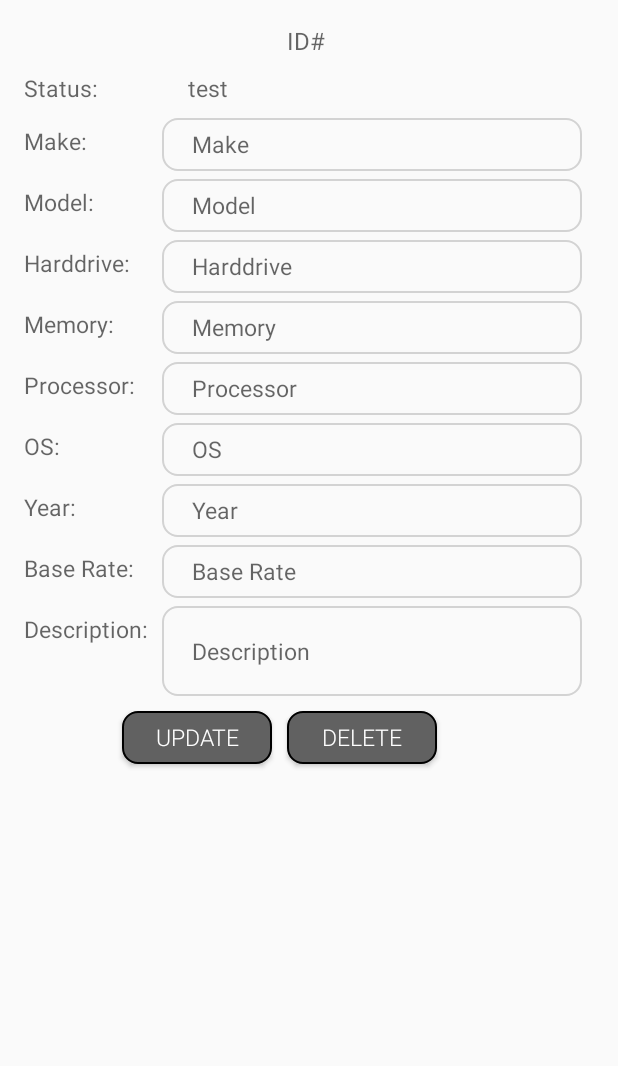
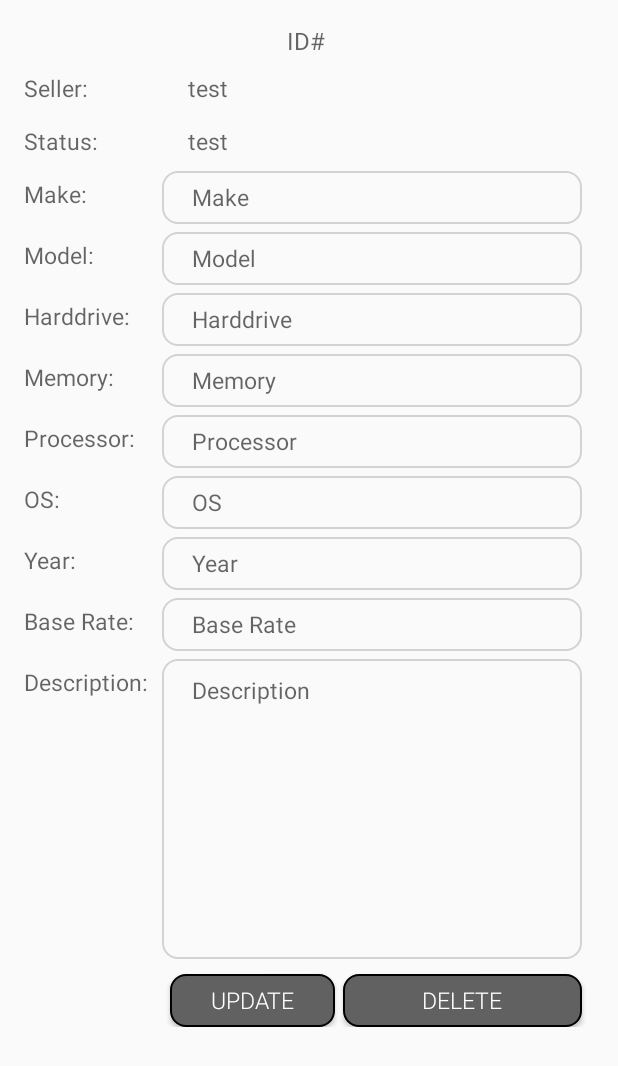
Before and after one commit to CMPUT301W16T06/TechNoLogic, an Android app: the layout activity_item_info.xml on its own in the app's theme, with its tools: preview values and no code run, on a phone screen of 412 x 824 dp. Shown: the top 1066 px of the screen. Run offline under Robolectric (Android 15) with nearby library versions, the phone set to English and light mode, and no system bars.

Commit message:
more UI changes and some other random stuff

```diff
--- a/src/app/src/main/java/ca/ualberta/cs/technologic/Activities/MyItems.java
+++ b/src/app/src/main/java/ca/ualberta/cs/technologic/Activities/MyItems.java
@@ -59,8 +59,8 @@ public class MyItems extends ActionBarActivity {
         // Load the latest tweets (in a new thread, because of networkonmainthread stuff...
         Thread thread = new Thread(new Runnable() {
             public void run() {
-                //comps = ElasticSearchComputer.getComputers(cu.getCurrentUser());
-                comps = ElasticSearchComputer.getComputers("");
+                comps = ElasticSearchComputer.getComputers(cu.getCurrentUser());
+                //comps = ElasticSearchComputer.getComputers("");
             }
         });
         thread.start();
--- a/src/app/src/main/java/ca/ualberta/cs/technologic/Computer.java
+++ b/src/app/src/main/java/ca/ualberta/cs/technologic/Computer.java
@@ -22,7 +22,7 @@ public class Computer {
     private String os;
     private Float price;
     private String description;
-    private String status = "Available";
+    private String status = "available";
 //    private static final String FILENAME = "computers.sav";
 //    private ArrayList<Computer> computers = new ArrayList<Computer>();
 
--- a/src/app/src/main/res/drawable/edittextlight.xml
+++ b/src/app/src/main/res/drawable/edittextlight.xml
@@ -2,7 +2,8 @@
 
 <shape xmlns:android="http://schemas.android.com/apk/res/android"
     android:thickness="0dp"
-    android:shape="rectangle">
+    android:shape="rectangle"
+    android:inputType="textNoSuggestions">
     <stroke android:width="1dp"
         android:color="#d3d3d3"/>
     <corners android:radius="10dp" />
--- a/src/app/src/main/res/layout/activity_accept_bids.xml
+++ b/src/app/src/main/res/layout/activity_accept_bids.xml
@@ -32,6 +32,8 @@
 
     <Button
         android:layout_width="150dp"
+        android:textColor="#ffffff"
+        android:fontFamily="sans-serif-light"
         android:layout_height="wrap_content"
         android:background="@drawable/edittextdark"
         android:text="Accept"
@@ -40,6 +42,8 @@
         android:layout_alignParentStart="true" />
 
     <Button
+        android:textColor="#ffffff"
+        android:fontFamily="sans-serif-light"
         android:layout_width="150dp"
         android:layout_height="wrap_content"
         android:background="@drawable/edittextdark"
--- a/src/app/src/main/res/layout/activity_item_info.xml
+++ b/src/app/src/main/res/layout/activity_item_info.xml
@@ -1,4 +1,8 @@
 <?xml version="1.0" encoding="utf-8"?>
+<ScrollView
+    xmlns:android="http://schemas.android.com/apk/res/android"
+    android:layout_width="fill_parent"
+    android:layout_height="fill_parent">
 <RelativeLayout xmlns:android="http://schemas.android.com/apk/res/android"
     xmlns:tools="http://schemas.android.com/tools"
     android:layout_width="match_parent"
@@ -26,9 +30,34 @@
         android:textSize="15sp"
         android:paddingTop="10dp"
         android:paddingRight="40dp"
+        android:text="Seller:"
+        android:id="@+id/lblUsername"
+        android:layout_below="@+id/lblId"
+        android:layout_alignParentStart="true"
+        android:layout_alignRight="@+id/lblStatus"/>
+    <TextView
+        android:layout_width="wrap_content"
+        android:layout_height="35dp"
+        android:textAppearance="?android:attr/textAppearanceMedium"
+        android:textSize="15sp"
+        android:paddingTop="10dp"
+        android:paddingLeft="20dp"
+        android:text="test"
+        android:id="@+id/infoUsername"
+        android:layout_below="@+id/lblId"
+        android:layout_toRightOf="@+id/lblUsername"
+        android:layout_alignTop="@+id/lblUsername" />
+
+    <TextView
+        android:layout_width="wrap_content"
+        android:layout_height="35dp"
+        android:textAppearance="?android:attr/textAppearanceMedium"
+        android:textSize="15sp"
+        android:paddingTop="10dp"
+        android:paddingRight="40dp"
         android:text="Status:"
         android:id="@+id/lblStatus"
-        android:layout_below="@+id/lblId"
+        android:layout_below="@+id/lblUsername"
         android:layout_alignParentStart="true" />
     <TextView
         android:layout_width="wrap_content"
@@ -39,7 +68,7 @@
         android:paddingLeft="20dp"
         android:text="test"
         android:id="@+id/infoStatus"
-        android:layout_below="@+id/lblId"
+        android:layout_below="@+id/lblUsername"
         android:layout_toRightOf="@+id/lblStatus"
         android:layout_alignTop="@+id/lblStatus" />
 
@@ -238,31 +267,36 @@
         android:id="@+id/lblDescription"
         android:layout_below="@+id/lblBaserate" />
     <EditText
+        android:textAlignment="textStart"
         android:layout_width="280dp"
-        android:layout_height="60dp"
+        android:layout_height="200dp"
         android:background="@drawable/edittextlight"
         android:textSize="15sp"
         android:paddingLeft="20dp"
         android:hint="Description"
         android:id="@+id/infoDescription"
         android:layout_marginTop="5dp"
+        android:paddingRight="10dp"
+        android:paddingTop="10dp"
+        android:gravity="top"
         android:layout_toRightOf="@+id/lblDescription"
         android:layout_alignTop="@+id/lblDescription"
         android:layout_alignLeft="@id/infoBaserate"/>
 
     <Button
-        android:layout_width="100dp"
+        android:layout_width="110dp"
         android:layout_height="35dp"
         android:background="@drawable/edittextdark"
         android:textSize="15sp"
         android:text="UPDATE"
         android:id="@+id/btnUpdate"
         android:layout_marginTop="10dp"
-        android:layout_marginLeft="65dp"
-        android:layout_marginRight="10dp"
+        android:layout_marginLeft="5dp"
+        android:layout_marginRight="5dp"
         android:layout_below="@+id/infoDescription"
         android:textColor="#ffffff"
-        android:fontFamily="sans-serif-light" />
+        android:fontFamily="sans-serif-light"
+        android:layout_alignLeft="@+id/infoDescription"/>
 
     <Button
         android:layout_width="100dp"
@@ -276,6 +310,9 @@
         android:layout_below="@+id/infoDescription"
         android:layout_centerHorizontal="true"
         android:textColor="#ffffff"
-        android:fontFamily="sans-serif-light" />
+        android:fontFamily="sans-serif-light"
+        android:layout_alignRight="@+id/infoDescription"
+        />
 
 </RelativeLayout>
+</ScrollView>
--- a/src/app/src/main/res/layout/my_items.xml
+++ b/src/app/src/main/res/layout/my_items.xml
@@ -23,7 +23,9 @@
         android:layout_width="wrap_content"
         android:layout_height="wrap_content"
         android:background="@drawable/edittextdark"
-        android:text="Add"
+        android:text="ADD"
+        android:textColor="#ffffff"
+        android:fontFamily="sans-serif-light"
         android:id="@+id/addnewitem"
         android:layout_alignParentBottom="true"
         android:layout_alignParentEnd="true" />
```
Also changed, not shown: src/app/src/main/java/ca/ualberta/cs/technologic/Activities/ItemInfo.java (+17 -0 lines), src/app/src/main/java/ca/ualberta/cs/technologic/ComputerAdapter.java (+18 -0 lines), src/app/src/main/res/layout/computerlistview.xml (+31 -8 lines), src/app/src/main/res/layout/home_page.xml (+6 -1 lines), 1 other file.
